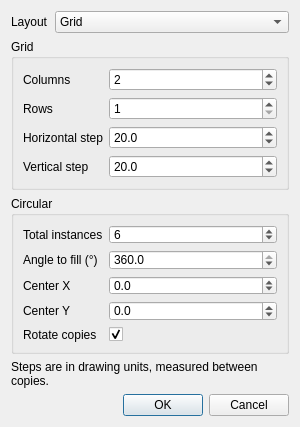
Before: the Qt Designer form gui/DialogArray.ui in manufino/eSchema, drawn with Qt 5.
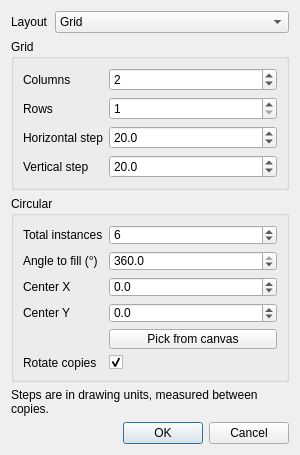
After: the same form once the commit is applied.

Commit message:
Let the circular array's center be picked with the mouse
A "Pick from canvas" button in the array dialog hides it, turns the
cursor into a crosshair, and fills the center fields with the next
click on the drawing - snapped like any drawing click, object snap
included, with its live highlight. Right click or Escape cancels and
keeps the typed coordinates; the dialog then reappears either way.

```diff
--- a/gui/DialogArray.ui
+++ b/gui/DialogArray.ui
@@ -223,14 +223,24 @@
         </property>
        </widget>
       </item>
-      <item row="4" column="0">
+      <item row="4" column="1">
+       <widget class="QPushButton" name="btnPickCenter">
+        <property name="text">
+         <string>Pick from canvas</string>
+        </property>
+        <property name="toolTip">
+         <string>Hide this dialog and click the center point directly on the drawing</string>
+        </property>
+       </widget>
+      </item>
+      <item row="5" column="0">
        <widget class="QLabel" name="labelRotateCopies">
         <property name="text">
          <string>Rotate copies</string>
         </property>
        </widget>
       </item>
-      <item row="4" column="1">
+      <item row="5" column="1">
        <widget class="QCheckBox" name="checkRotateCopies">
         <property name="checked">
          <bool>true</bool>
```
The commit also changes 3 other files.
